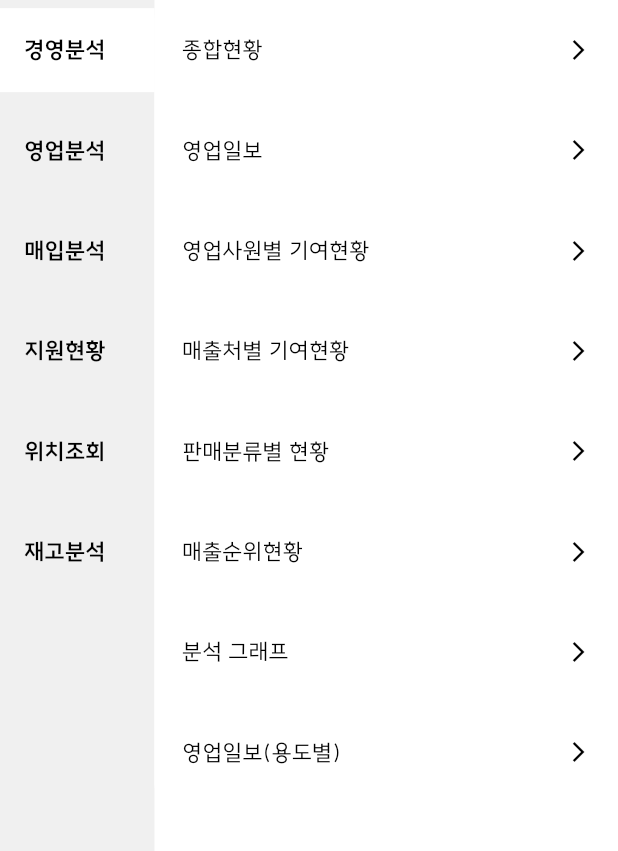
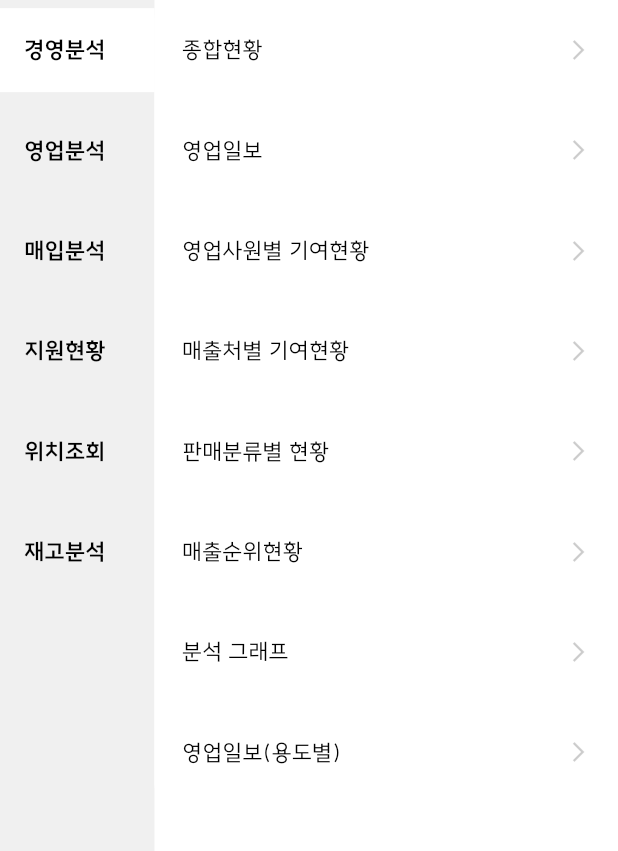
Before and after one commit to Kyeongrak-Choi/bonacamp.misxV2, a Flutter app: the MenuListDrawer screen opened directly, on a phone screen of 412 x 824 dp. Shown: the top 851 px of the screen. Run offline on Flutter 3.47's test engine with Material 3 defaults, Android fonts, the phone set to English and light mode, and no system bars; our stand-ins replace carousel_slider, curved_navigation_bar, dio, dots_indicator, fl_chart, flutter_screenutil and 8 more; missing offline and left inert: custom_info_window, dialogs, google_maps_cluster_manager, month_year_picker; accounts and stored records are empty.

Commit message:
메뉴리스트 아이콘 색상 변경

```diff
--- a/lib/components/menu/card_title_menu.dart
+++ b/lib/components/menu/card_title_menu.dart
@@ -49,7 +49,7 @@ class CardTitleMenuList extends StatelessWidget {
             Icon(
               Icons.arrow_forward_ios,
               size: 14.sp,
-              color: context.theme.colorScheme.onPrimary, // font100
+              color: context.theme.colorScheme.onBackground, // font20
             ),
           ],
         ),
```
